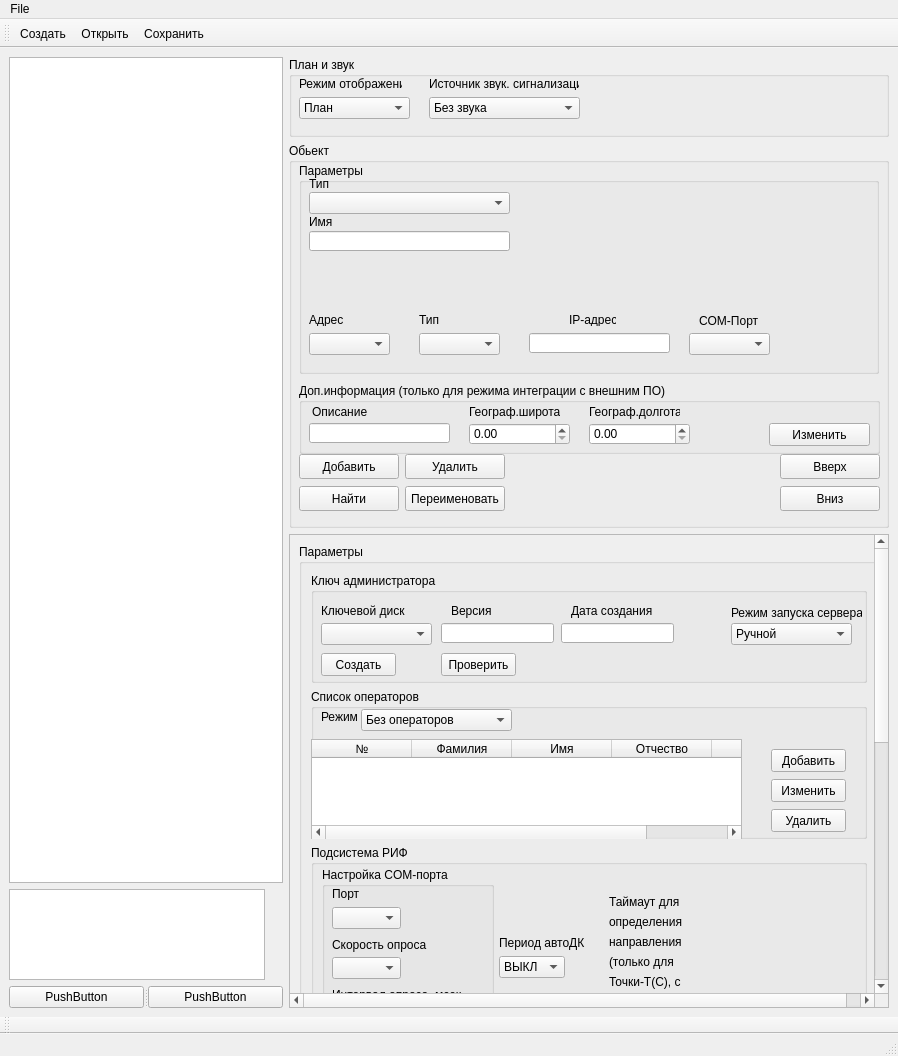
Above: m_cfg/MainWindowCFG.ui from xXRadioHeadXx/start7 before the change. Below: the same form after it.
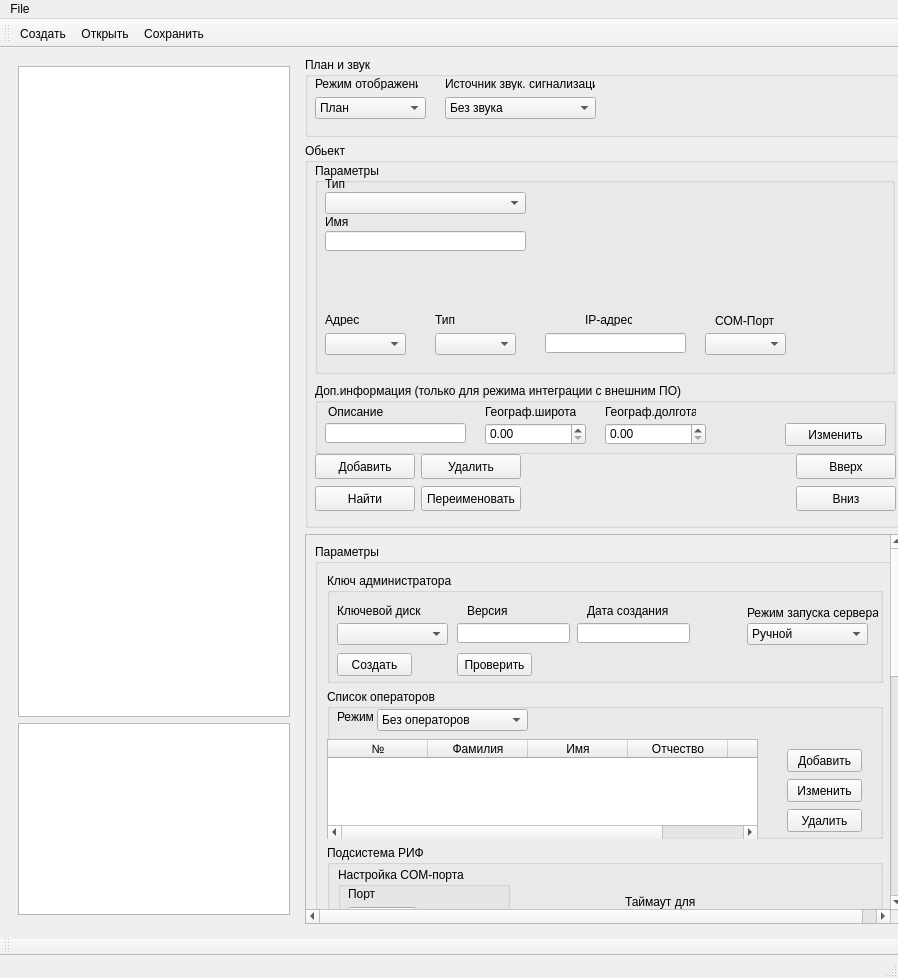
That is the form after the change. Icons and pictures are not drawn.

Patch:
```diff
--- a/m_cfg/MainWindowCFG.ui
+++ b/m_cfg/MainWindowCFG.ui
@@ -7,7 +7,7 @@
     <x>0</x>
     <y>0</y>
     <width>898</width>
-    <height>1056</height>
+    <height>972</height>
    </rect>
   </property>
   <property name="minimumSize">
@@ -34,6 +34,13 @@
   <widget class="QWidget" name="centralwidget">
    <layout class="QGridLayout" name="gridLayout_3">
     <item row="0" column="0" rowspan="3">
+     <widget class="QWidget" name="" native="true">
+      <property name="sizePolicy">
+       <sizepolicy hsizetype="Minimum" vsizetype="Minimum">
+        <horstretch>0</horstretch>
+        <verstretch>0</verstretch>
+       </sizepolicy>
+      </property>
      <layout class="QVBoxLayout" name="verticalLayout_2">
       <item>
        <widget class="QTreeView" name="treeView">
@@ -45,8 +52,8 @@
         </property>
         <property name="minimumSize">
          <size>
-          <width>256</width>
-          <height>200</height>
+           <width>272</width>
+           <height>651</height>
          </size>
         </property>
        </widget>
@@ -54,21 +61,21 @@
       <item>
        <widget class="QTextEdit" name="textEdit">
         <property name="sizePolicy">
-         <sizepolicy hsizetype="Fixed" vsizetype="Fixed">
+          <sizepolicy hsizetype="Minimum" vsizetype="Fixed">
           <horstretch>0</horstretch>
           <verstretch>0</verstretch>
          </sizepolicy>
         </property>
         <property name="minimumSize">
          <size>
-          <width>256</width>
-          <height>91</height>
+           <width>272</width>
+           <height>127</height>
          </size>
         </property>
         <property name="maximumSize">
          <size>
-          <width>256</width>
-          <height>91</height>
+           <width>16777215</width>
+           <height>16777215</height>
          </size>
         </property>
         <property name="sizeIncrement">
@@ -79,30 +86,8 @@
         </property>
        </widget>
       </item>
-      <item>
-       <widget class="QSplitter" name="splitter">
-        <property name="sizePolicy">
-         <sizepolicy hsizetype="Preferred" vsizetype="Fixed">
-          <horstretch>0</horstretch>
-          <verstretch>0</verstretch>
-         </sizepolicy>
-        </property>
-        <property name="orientation">
-         <enum>Qt::Horizontal</enum>
-        </property>
-        <widget class="QPushButton" name="pushButton_8">
-         <property name="text">
-          <string>PushButton</string>
-         </property>
-        </widget>
-        <widget class="QPushButton" name="pushButton_9">
-         <property name="text">
-          <string>PushButton</string>
-         </property>
-        </widget>
-       </widget>
-      </item>
-     </layout>
+      </layout>
+     </widget>
     </item>
     <item row="0" column="1">
      <widget class="QGroupBox" name="groupBox">
@@ -3617,6 +3602,19 @@
       </widget>
      </widget>
     </item>
+    <item row="3" column="0">
+     <widget class="QSplitter" name="splitter">
+      <property name="sizePolicy">
+       <sizepolicy hsizetype="Preferred" vsizetype="Fixed">
+        <horstretch>0</horstretch>
+        <verstretch>0</verstretch>
+       </sizepolicy>
+      </property>
+      <property name="orientation">
+       <enum>Qt::Horizontal</enum>
+      </property>
+     </widget>
+    </item>
    </layout>
   </widget>
   <widget class="QMenuBar" name="menubar">
```
Lines whose indentation alone changed are shown as unchanged.
